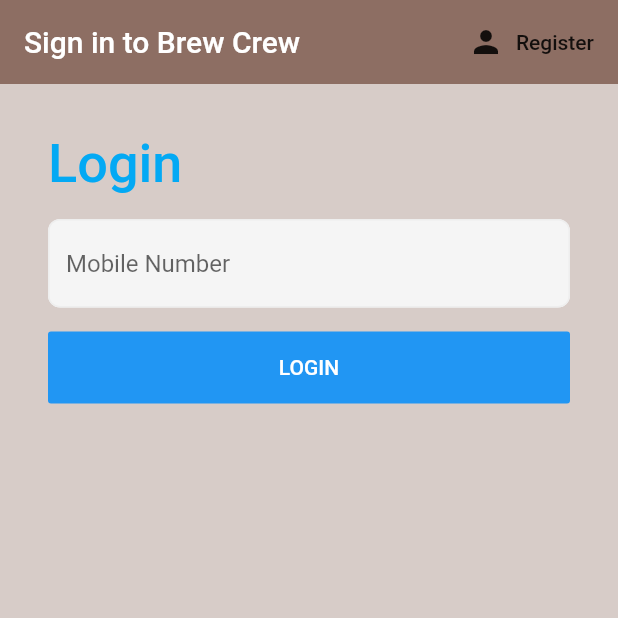
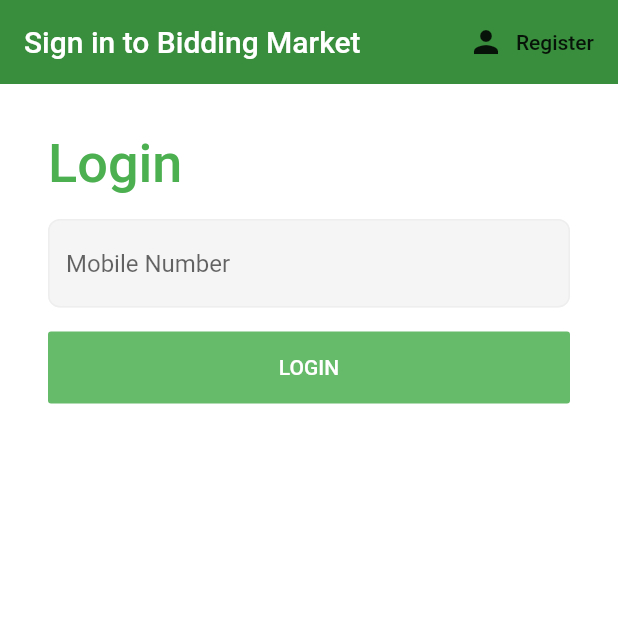
Before and after one commit to pareshchitra/bidding_marketSystem, a Flutter app: the screen it shows after launch, on a phone screen of 412 x 824 dp, the top half of it. Run offline on Flutter 3.47's test engine with Material 2 defaults, Android fonts, the phone set to English and light mode, and no system bars; our stand-ins replace cloud_firestore, firebase_auth, flutter_spinkit; accounts and stored records are empty.

Commit message:
AlertDialog bug fix & color schema changes

```diff
--- a/lib/screens/authenticate/register.dart
+++ b/lib/screens/authenticate/register.dart
@@ -28,9 +28,9 @@
     return loading ? Loading() : Scaffold(
       backgroundColor: Colors.brown[100],
       appBar: AppBar(
-        backgroundColor: Colors.brown[400],
+        backgroundColor: Colors.green[700],
         elevation: 0.0,
-        title: Text('Sign up to Brew Crew'),
+        title: Text('Sign up to Bidding Market'),
         actions: <Widget>[
           FlatButton.icon(
             icon: Icon(Icons.person),
--- a/lib/screens/authenticate/sign_in.dart
+++ b/lib/screens/authenticate/sign_in.dart
@@ -28,11 +28,11 @@
   @override
   Widget build(BuildContext context) {
     return loading ? Loading() : Scaffold(
-      backgroundColor: Colors.brown[100],
+      backgroundColor: Colors.white,
       appBar: AppBar(
-        backgroundColor: Colors.brown[400],
+        backgroundColor: Colors.green[700],
         elevation: 0.0,
-        title: Text('Sign in to Brew Crew'),
+        title: Text('Sign in to Bidding Market'),
         actions: <Widget>[
           FlatButton.icon(
             icon: Icon(Icons.person),
@@ -49,7 +49,7 @@
               crossAxisAlignment: CrossAxisAlignment.start,
               mainAxisAlignment: MainAxisAlignment.center,
               children: <Widget>[
-                Text("Login", style: TextStyle(color: Colors.lightBlue, fontSize: 36, fontWeight: FontWeight.w500),),
+                Text("Login", style: TextStyle(color: Colors.green[500], fontSize: 36, fontWeight: FontWeight.w500),),
 
                 SizedBox(height: 16,),
 
@@ -92,7 +92,7 @@
                         });
                       }
                     },
-                    color: Colors.blue,
+                    color: Colors.green[400],
                   ),
                 ),
 
--- a/lib/screens/home/home.dart
+++ b/lib/screens/home/home.dart
@@ -15,10 +15,10 @@
     return StreamProvider<List<Brew>>.value(
       value: DatabaseService().brews,
       child: Scaffold(
-        backgroundColor: Colors.brown[50],
+        backgroundColor: Colors.white,
         appBar: AppBar(
-          title: Text('Brew Crew'),
-          backgroundColor: Colors.brown[400],
+          title: Text('WELCOME to Bidding Market'),
+          backgroundColor: Colors.green[700],
           elevation: 0.0,
           actions: <Widget>[
             FlatButton.icon(
```
Also changed, not shown: lib/services/auth.dart (+11 -9 lines).
